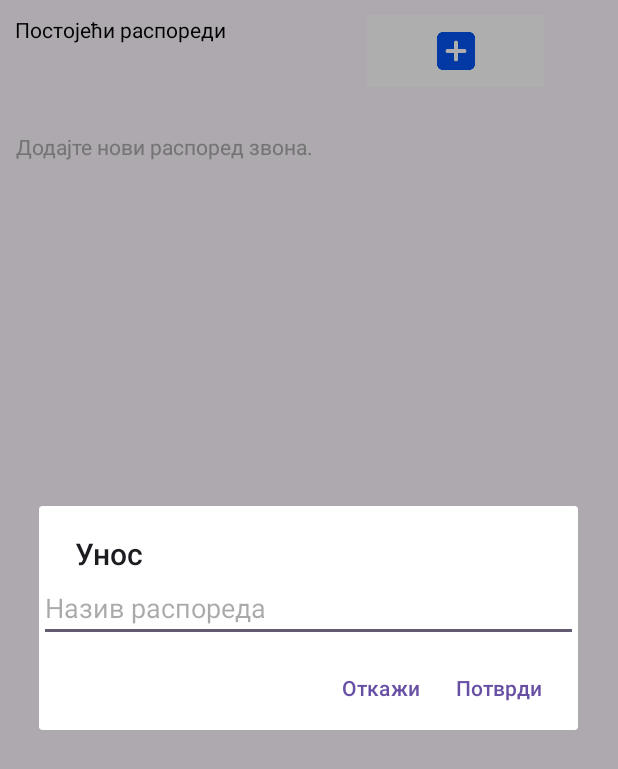
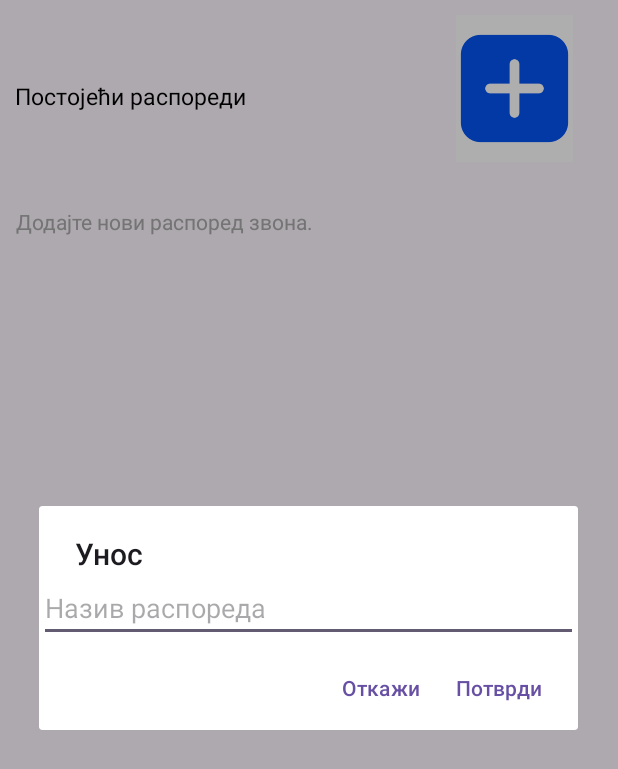
Before and after one commit to Agroelektronika/Skolski_satovi_projekat, an Android app: the Rasporedi screen opened directly, with no data from a screen before it, after a tap on an icon or button, on a phone screen of 412 x 824 dp. Shown: the top 769 px of the screen. Run offline under Robolectric (Android 15) with nearby library versions, the light colour scheme and no system bars; network calls fail.

Commit message:
6.1.2025.

```diff
--- a/Android_zvono_i_sat/Android_zvono_i_sat/app/src/main/java/nemanja/milosevic/zvono/ListaRasporedaAdapter.java
+++ b/Android_zvono_i_sat/Android_zvono_i_sat/app/src/main/java/nemanja/milosevic/zvono/ListaRasporedaAdapter.java
@@ -106,7 +106,7 @@ public class ListaRasporedaAdapter extends BaseAdapter {
                 slanje += ".";
 
                 cursor.close();
-                if(mreza.povezan){
+                if(mreza.povezan && mreza.socketWiFi.isConnected()){
                     if(GlobalnaKlasa.ukljucenoZvono) {
                         String finalSlanje = slanje;
                         new Thread(() -> {  // sve mrezne operacije u pozadinskoj niti
--- a/Android_zvono_i_sat/Android_zvono_i_sat/app/src/main/res/layout/activity_home.xml
+++ b/Android_zvono_i_sat/Android_zvono_i_sat/app/src/main/res/layout/activity_home.xml
@@ -48,7 +48,7 @@
         android:layout_weight="2"
         android:layout_marginTop="15sp"
         android:id="@+id/kontrole_txt"
-        android:textSize="20sp"
+        android:textSize="15sp"
         />
 
     <LinearLayout xmlns:android="http://schemas.android.com/apk/res/android"
@@ -261,7 +261,7 @@
             android:layout_marginStart="10sp"
             android:layout_weight="7"
             android:textSize="14sp"
-            android:hint="SSID"
+            android:hint="Име"
             android:id="@+id/ssid"
             tools:ignore="Deprecated" />
         <EditText
--- a/Android_zvono_i_sat/Android_zvono_i_sat/app/src/main/res/layout/activity_odabir_rasporeda_zvona.xml
+++ b/Android_zvono_i_sat/Android_zvono_i_sat/app/src/main/res/layout/activity_odabir_rasporeda_zvona.xml
@@ -4,6 +4,7 @@
     android:layout_height="match_parent"
     xmlns:tools="http://schemas.android.com/tools"
     android:orientation="vertical"
+    android:layout_marginTop="10sp"
     >
 
     <LinearLayout xmlns:android="http://schemas.android.com/apk/res/android"
--- a/Android_zvono_i_sat/Android_zvono_i_sat/app/src/main/res/layout/activity_rasporedi.xml
+++ b/Android_zvono_i_sat/Android_zvono_i_sat/app/src/main/res/layout/activity_rasporedi.xml
@@ -5,13 +5,11 @@
     xmlns:tools="http://schemas.android.com/tools"
     android:orientation="vertical"
     android:layout_marginTop="10sp"
-    android:weightSum="40"
     >
 
     <LinearLayout xmlns:android="http://schemas.android.com/apk/res/android"
         android:layout_width="match_parent"
-        android:layout_height="0dp"
-        android:layout_weight="3"
+        android:layout_height="wrap_content"
         android:orientation="horizontal"
         android:weightSum="20"
         >
@@ -22,16 +20,17 @@
             android:text="@string/dostupni_rasporedi_txt"
             android:textAllCaps="false"
             android:textColor="@color/black"
+            android:layout_gravity="center"
             android:layout_marginStart="10sp"
-            android:layout_weight="12"
-            android:textSize="14sp"
+            android:layout_weight="15"
+            android:textSize="15sp"
             />
 
         <ImageButton
             android:layout_width="0dp"
             android:layout_height="wrap_content"
             android:id="@+id/imgBtnDodajRaspored"
-            android:layout_weight="6"
+            android:layout_weight="4"
             android:scaleType="centerInside"
             android:adjustViewBounds="true"
             android:layout_gravity="end"
```
Also changed, not shown: Android_zvono_i_sat/Android_zvono_i_sat/app/src/main/java/nemanja/milosevic/zvono/HomeActivity.java (+33 -9 lines), 1 other file.
